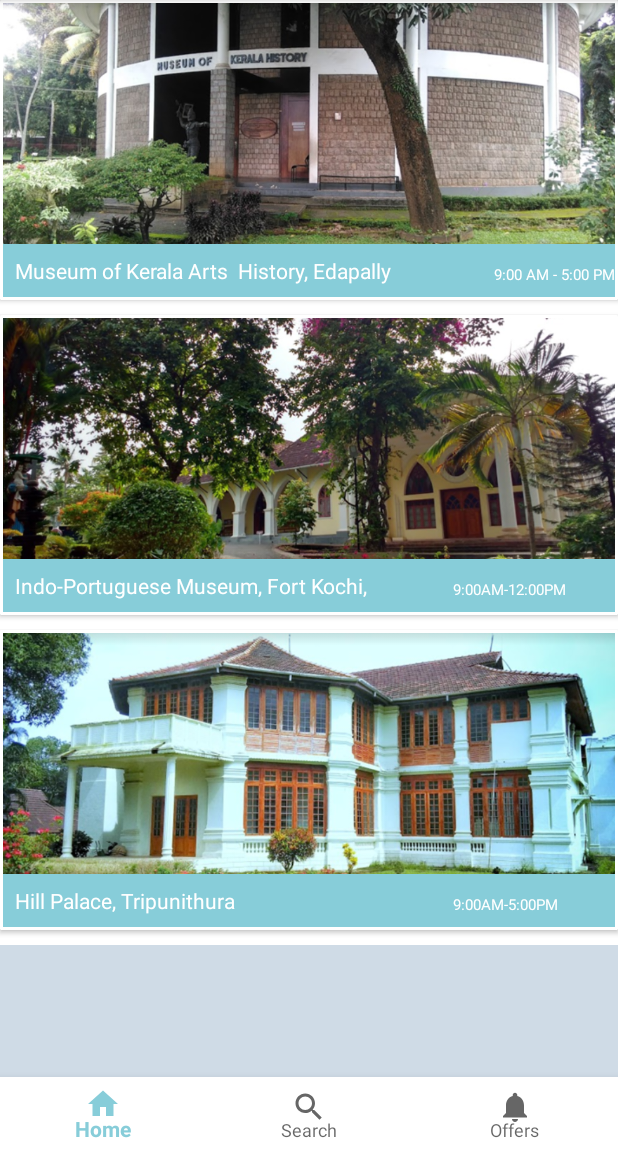
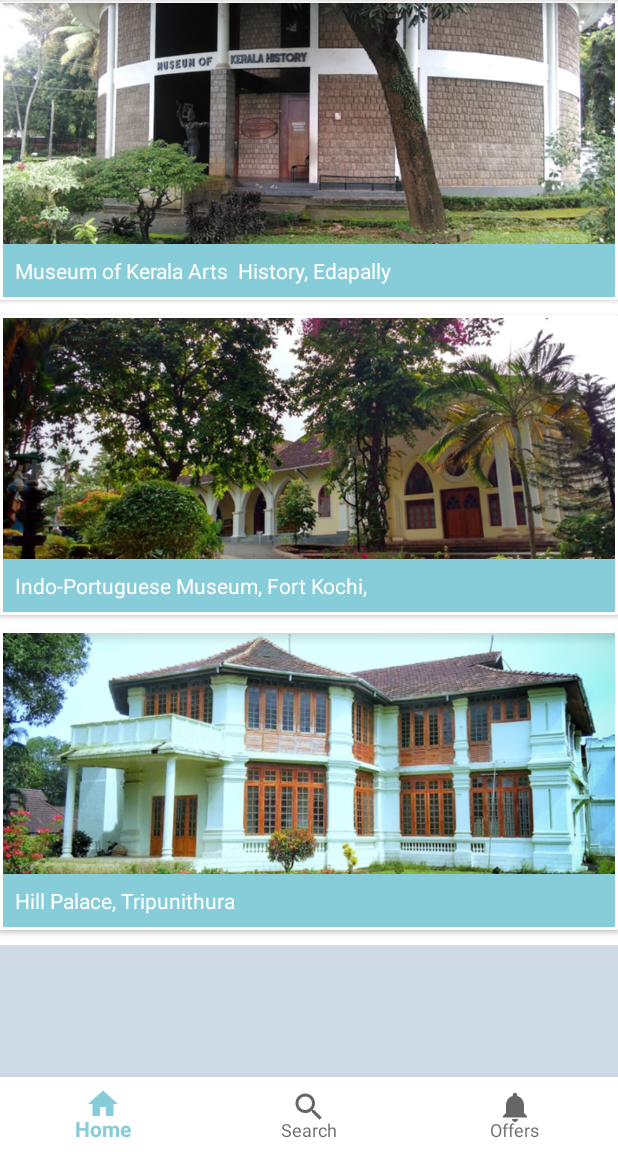
Before and after one commit to justin1093/Museum-of-Art-v-2.0, an Android app: the screen it shows after launch (MuseumListActivity1), after a tap on an icon or button, on a phone screen of 412 x 824 dp, the part 84-1236 px from its top. Run offline under Robolectric (Android 15) with nearby library versions, the phone set to English and light mode, and no system bars.

Commit message:
Uniform text size for content.

```diff
--- a/MuseumofArts/app/src/main/res/layout/activity_museum_list.xml
+++ b/MuseumofArts/app/src/main/res/layout/activity_museum_list.xml
@@ -71,20 +71,10 @@
                             android:background="@color/color3"
                             android:padding="8dp"
                             android:text="Museum of Kerala Arts  History, Edapally"
-                            android:textColor="@android:color/white" />
+                            android:textColor="@android:color/white"
+                            android:textSize="14dp"/>
 
-                        <TextView
-                            android:id="@+id/textView2"
-                            android:layout_width="wrap_content"
-                            android:layout_height="wrap_content"
-                            android:layout_alignBottom="@+id/dutch"
-                            android:layout_alignParentEnd="true"
-                            android:paddingBottom="8dp"
-                            android:paddingLeft="200dp"
-                            android:paddingTop="8dp"
-                            android:text="9:00 AM - 5:00 PM"
-                            android:textColor="@android:color/white"
-                            android:textSize="10sp" />
+
                     </RelativeLayout>
                 </android.support.v7.widget.CardView>
 
@@ -119,19 +109,10 @@
                             android:background="@color/color3"
                             android:padding="8dp"
                             android:text="Indo-Portuguese Museum, Fort Kochi, "
-                            android:textColor="@android:color/white" />
+                            android:textColor="@android:color/white"
+                            android:textSize="14dp"/>
 
-                        <TextView
-                            android:id="@+id/textView3"
-                            android:layout_width="wrap_content"
-                            android:layout_height="wrap_content"
-                            android:layout_alignBottom="@+id/hill"
-                            android:paddingBottom="8dp"
-                            android:paddingLeft="300dp"
-                            android:paddingTop="8dp"
-                            android:text="9:00AM-12:00PM"
-                            android:textColor="@android:color/white"
-                            android:textSize="10sp" />
+
                     </RelativeLayout>
                 </android.support.v7.widget.CardView>
 
@@ -166,19 +147,10 @@
                             android:background="@color/color3"
                             android:padding="8dp"
                             android:text="Hill Palace, Tripunithura"
-                            android:textColor="@android:color/white" />
+                            android:textColor="@android:color/white"
+                            android:textSize="14dp"/>
 
-                        <TextView
-                            android:id="@+id/textView3"
-                            android:layout_width="wrap_content"
-                            android:layout_height="wrap_content"
-                            android:layout_alignBottom="@+id/hill"
-                            android:paddingBottom="8dp"
-                            android:paddingLeft="300dp"
-                            android:paddingTop="8dp"
-                            android:text="9:00AM-5:00PM"
-                            android:textColor="@android:color/white"
-                            android:textSize="10sp" />
+
                     </RelativeLayout>
                 </android.support.v7.widget.CardView>
             </LinearLayout>
```
Also changed, not shown: MuseumofArts/app/src/main/res/layout/activity_explain.xml (+17 -20 lines), MuseumofArts/app/src/main/res/layout/activity_guide.xml (+8 -4 lines), MuseumofArts/app/src/main/res/layout/activity_museum.xml (+7 -37 lines), MuseumofArts/app/src/main/res/layout/activity_museum_details.xml (+15 -14 lines), MuseumofArts/app/src/main/res/layout/activity_museum_main.xml (+10 -5 lines).
